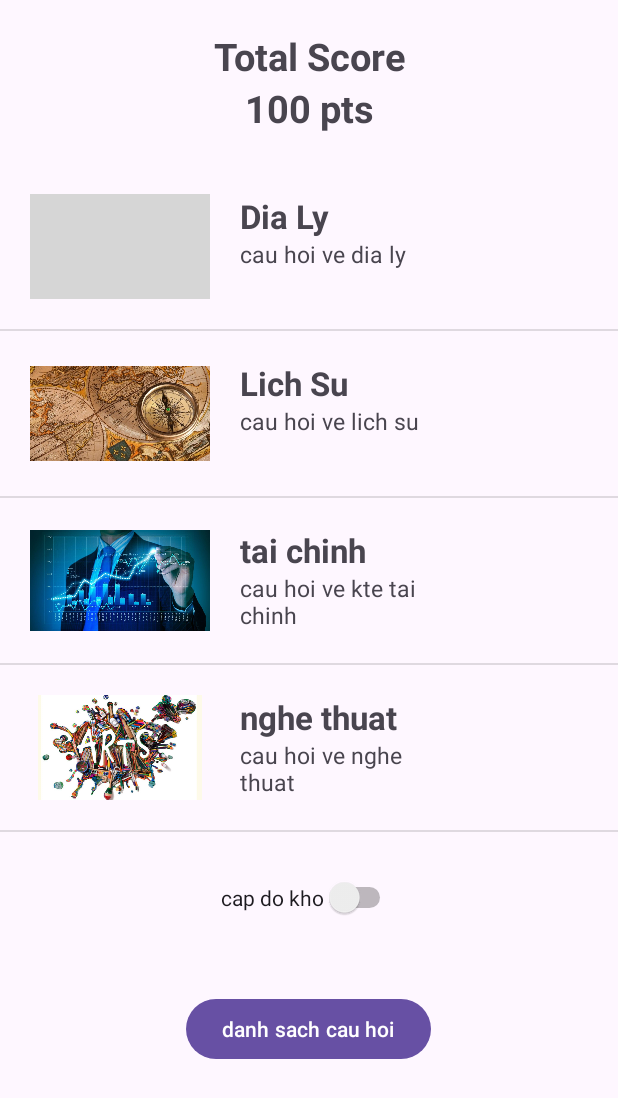
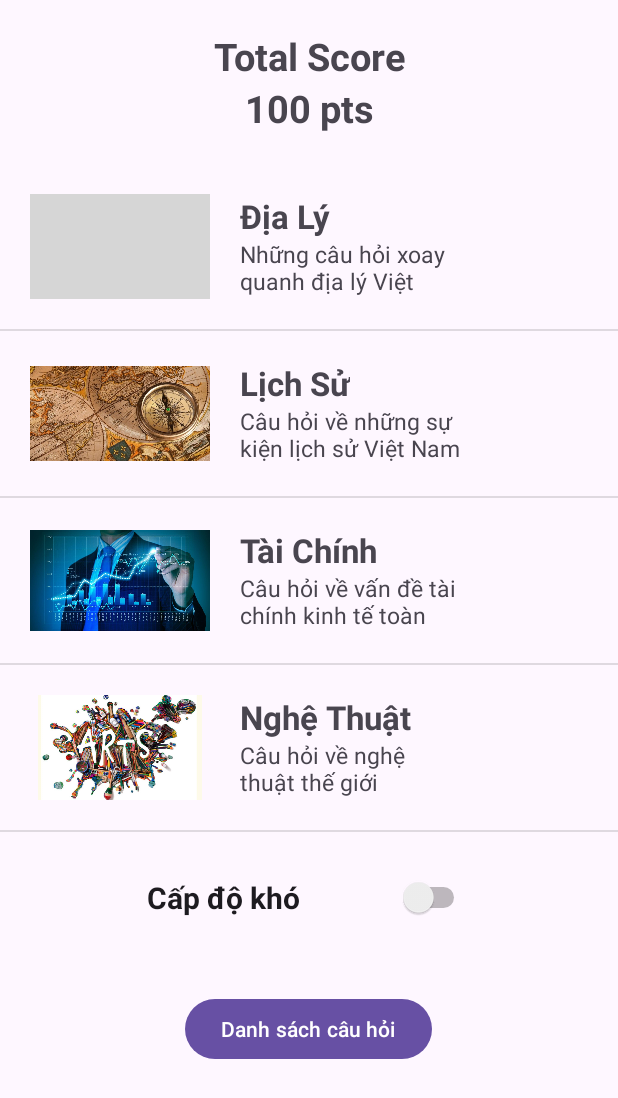
Before and after one commit to tiendung21111/Android_QuizApp, an Android app: the MainActivity2 screen opened directly, with no data from a screen before it, on a phone screen of 412 x 824 dp. Shown: the top 1098 px of the screen. Run offline under Robolectric (Android 15) with nearby library versions, the phone set to English and light mode, and no system bars; grey boxes are pictures that could not be loaded.

```diff
--- a/app/src/main/java/com/example/sharedpreferences/MainActivity2.java
+++ b/app/src/main/java/com/example/sharedpreferences/MainActivity2.java
@@ -25,10 +25,10 @@ public class MainActivity2 extends AppCompatActivity {
         setContentView(R.layout.activity_main2);
 
         danhSach = new ArrayList<>();
-        danhSach.add(new ChuDe(R.drawable.dialy, "Dia Ly", "cau hoi ve dia ly", 1));
-        danhSach.add(new ChuDe(R.drawable.lichsu, "Lich Su", "cau hoi ve lich su", 2));
-        danhSach.add(new ChuDe(R.drawable.taichinh, "tai chinh", "cau hoi ve kte tai chinh", 3));
-        danhSach.add(new ChuDe(R.drawable.nghethuat, "nghe thuat", "cau hoi ve nghe thuat", 4));
+        danhSach.add(new ChuDe(R.drawable.dialy, "Địa Lý", "Những câu hỏi xoay quanh địa lý Việt Nam", 1));
+        danhSach.add(new ChuDe(R.drawable.lichsu, "Lịch Sử", "Câu hỏi về những sự kiện lịch sử Việt Nam", 2));
+        danhSach.add(new ChuDe(R.drawable.taichinh, "Tài Chính", "Câu hỏi về vấn đề tài chính kinh tế toàn cầu", 3));
+        danhSach.add(new ChuDe(R.drawable.nghethuat, "Nghệ Thuật", "Câu hỏi về nghệ thuật thế giới", 4));
 
         ChuDeAdapter adapter = new ChuDeAdapter(danhSach);
         ListView listView = findViewById(R.id.listProduct);
--- a/app/src/main/res/layout/activity_main.xml
+++ b/app/src/main/res/layout/activity_main.xml
@@ -22,12 +22,13 @@
         app:layout_constraintVertical_bias="0.125" />
 
     <TextView
+        android:gravity="left"
         android:id="@+id/textView"
         android:layout_width="0dp"
         android:layout_height="wrap_content"
         android:layout_marginStart="50dp"
         android:layout_marginEnd="50dp"
-        android:text="Chào mừng bạn đến với trò chơi GoQuiz.Trong trò chơi này, bạn  trả lời các câu hỏi theo các chủ đề: Lịch sử, Địa lý, Khoa học, Nghệ thuật,... Bạn có thể trả lời các câu hỏi ở 2 cấp độ là dễ và khó. Thành tích của bạn giữa các lần chơi sẽ được lưu lại."
+        android:text="Chào mừng bạn đến với trò chơi GoQuiz.Trong trò chơi này, bạn  trả lời các câu hỏi theo các chủ đề: Lịch sử, Địa lý, Khoa học, Nghệ thuật,...Bạn có thể trả lời các câu hỏi ở 2 cấp độ là dễ và khó.Thành tích của bạn giữa các lần chơi sẽ được lưu lại."
         android:textSize="20dp"
         app:layout_constraintBottom_toBottomOf="parent"
         app:layout_constraintEnd_toEndOf="parent"
--- a/app/src/main/res/layout/activity_main2.xml
+++ b/app/src/main/res/layout/activity_main2.xml
@@ -34,15 +34,18 @@
         android:layout_marginTop="25dp"
         android:layout_width="wrap_content"
         android:layout_height="wrap_content"
-        android:text="cap do kho"
-        android:layout_gravity="center"/>
+        android:text="Cấp độ khó              "
+        android:layout_gravity="center"
+        android:textSize="20dp"
+        android:textStyle="bold"
+        />
 
     <Button
         android:id="@+id/listCH"
         android:layout_marginTop="50dp"
         android:layout_width="wrap_content"
         android:layout_height="wrap_content"
-        android:text="danh sach cau hoi"
+        android:text="Danh sách câu hỏi"
         android:layout_gravity="center"
         />
 
--- a/app/src/main/res/layout/activitymain2_1.xml
+++ b/app/src/main/res/layout/activitymain2_1.xml
@@ -54,7 +54,7 @@
                 android:layout_width="wrap_content"
                 android:layout_height="wrap_content"
                 android:textSize="15dp"
-                tools:text="price: priceless" />
+                tools:text="Chi Tiết" />
 
 
         </LinearLayout>
```
Also changed, not shown: app/src/main/res/layout/activity_main3.xml (+9 -5 lines).
